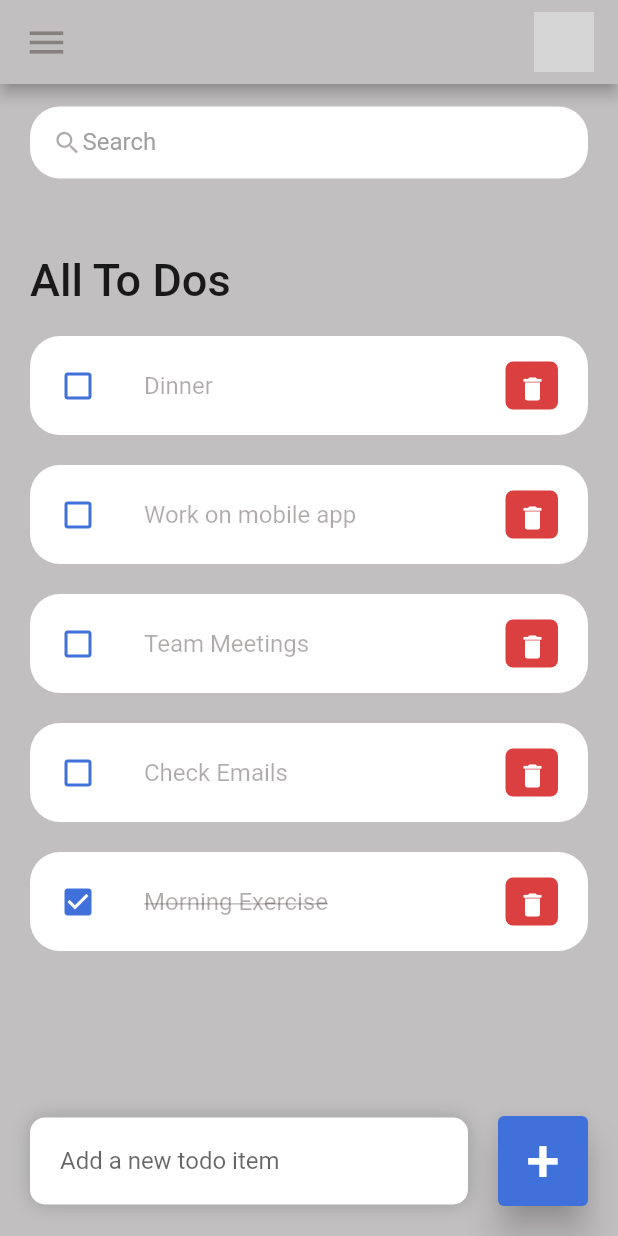
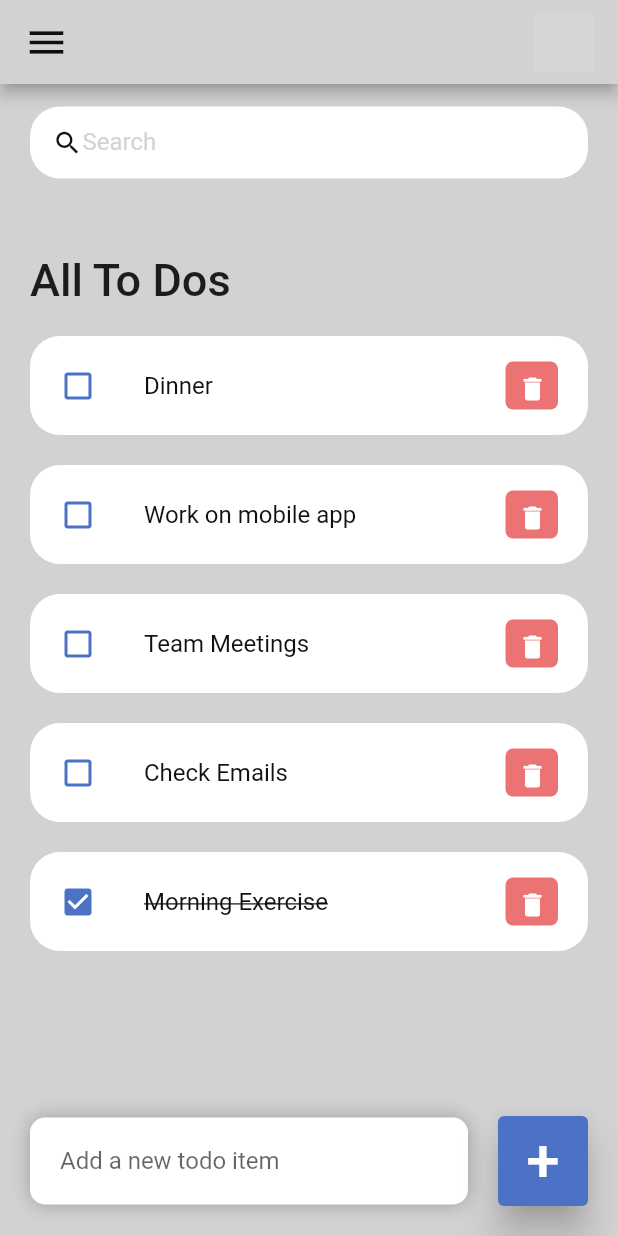
Before and after one commit to kirtijangid/To-Do_app, a Flutter app: the screen it shows after launch, on a phone screen of 412 x 824 dp. Run offline on Flutter 3.47's test engine with Material 2 defaults, Android fonts, the phone set to English and light mode, and no system bars; grey boxes are pictures that could not be loaded.

Commit message:
change in colors

```diff
--- a/lib/constants/colors.dart
+++ b/lib/constants/colors.dart
@@ -1,9 +1,9 @@
 import 'package:flutter/material.dart';
 
-const Color tdRed = Color(0xFFDA4040);
-const Color tdBlue = Color.fromARGB(255, 64, 113, 218);
+const Color tdRed = Color.fromARGB(255, 236, 115, 115);
+const Color tdBlue = Color.fromARGB(255, 76, 114, 197);
 
-const Color tdBlack = Color.fromARGB(84, 14, 1, 1);
-const Color tdGrey = Color.fromARGB(255, 161, 159, 159);
+const Color tdBlack = Color.fromARGB(248, 10, 10, 10);
+const Color tdGrey = Color.fromARGB(255, 216, 210, 210);
 
-const Color tdBGColor = Color.fromARGB(255, 193, 191, 191);
+const Color tdBGColor = Color.fromARGB(255, 211, 209, 209);
```
